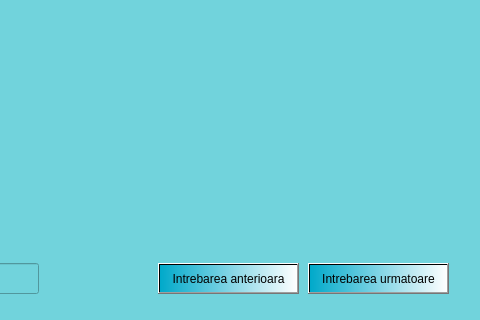
Old version of the form Graphics/PA-Graphics/secdialog.ui in the repository rareseanu/proiect-pa; both pictures show x 332 to 812 and y 237 to 557 of the 812 by 557 pixel window.
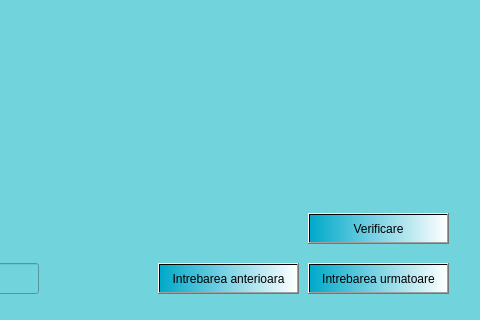
New version of the form.

Commit message: UPDATE:Created button for verification of all answers of a question

Patch:
```diff
--- a/Graphics/PA-Graphics/secdialog.ui
+++ b/Graphics/PA-Graphics/secdialog.ui
@@ -149,6 +149,22 @@
     </rect>
    </property>
   </widget>
+  <widget class="QPushButton" name="pushButton_3">
+   <property name="geometry">
+    <rect>
+     <x>640</x>
+     <y>450</y>
+     <width>141</width>
+     <height>31</height>
+    </rect>
+   </property>
+   <property name="styleSheet">
+    <string notr="true">background-color:qlineargradient(spread:pad, x1:0, y1:0, x2:1, y2:0, stop:0 rgba(0, 169, 202, 255), stop:1 rgba(255, 255, 255, 255));</string>
+   </property>
+   <property name="text">
+    <string>Verificare</string>
+   </property>
+  </widget>
  </widget>
  <resources/>
  <connections/>
```
The commit also changes 11 other files.
